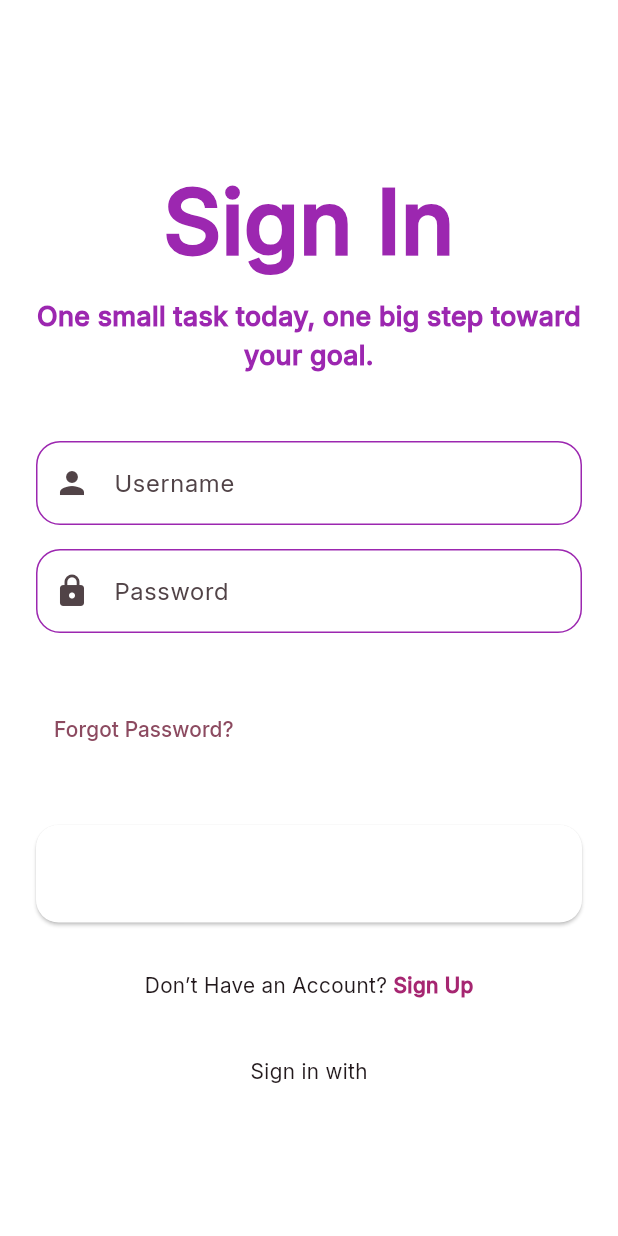
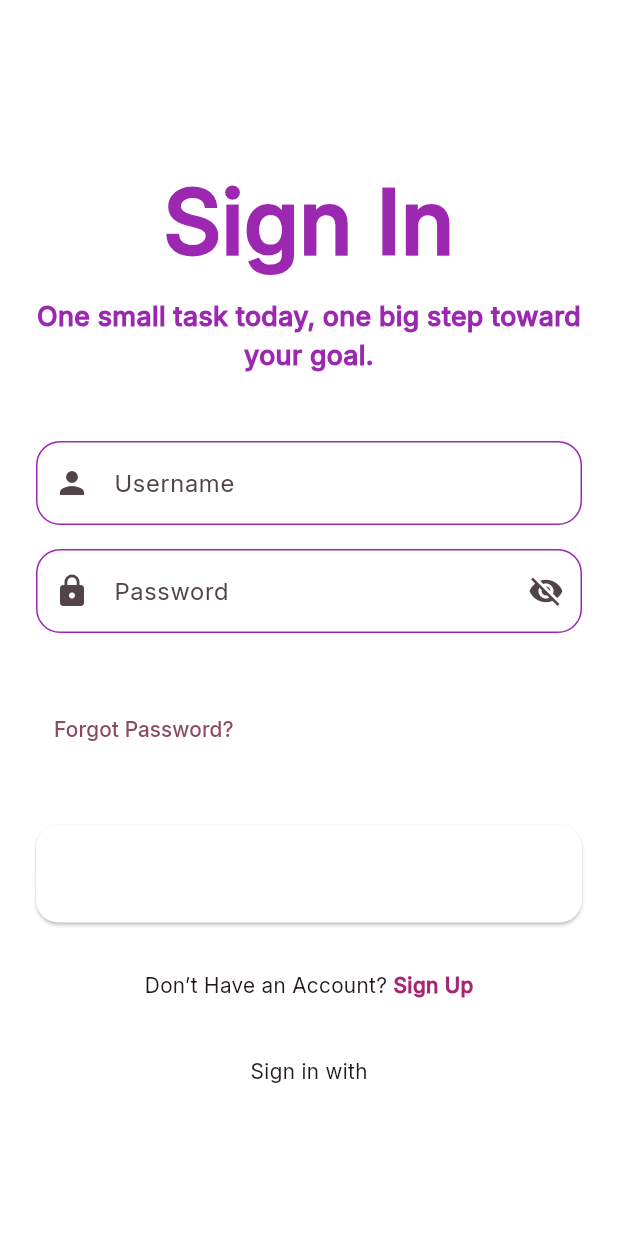
Before and after one commit to mmm-chd/ulangan1_11pplg2, a Flutter app: the screen it shows after launch, on a phone screen of 412 x 824 dp. Run offline on Flutter 3.47's test engine with Material 3 defaults, Android fonts, the phone set to English and light mode, and no system bars; our stand-ins replace get.

Commit message:
fix [SM] component and login controller

```diff
--- a/lib/components/widget/customtextfield_component.dart
+++ b/lib/components/widget/customtextfield_component.dart
@@ -1,46 +1,51 @@
 import 'package:flutter/material.dart';
 
 class CustomTextField extends StatelessWidget {
-  final String hint;
-  final Color color;
+  final String hintText;
+  final Color outlineColor;
   final IconData icon;
   final bool obsecureText;
   final bool showToggle;
+  final TextEditingController? controller;
+  final VoidCallback? onClick;
   // final RxBool? toggleState;
 
   const CustomTextField({
     super.key,
-    required this.hint,
-    required this.color,
+    required this.hintText,
+    required this.outlineColor,
     required this.icon,
     this.obsecureText = false,
     this.showToggle = false,
+    this.controller,
+    this.onClick,
     // this.toggleState,
   });
 
   @override
   Widget build(BuildContext context) {
     return TextField(
+      controller: controller,
       obscureText: obsecureText,
       decoration: InputDecoration(
         prefixIcon: Icon(icon),
-        hintText: hint,
+        hintText: hintText,
 
         enabledBorder: OutlineInputBorder(
           borderRadius: BorderRadius.circular(16),
-          borderSide: BorderSide(color: color),
+          borderSide: BorderSide(color: outlineColor),
         ),
         focusedBorder: OutlineInputBorder(
           borderRadius: BorderRadius.circular(16),
-          borderSide: BorderSide(color: color),
+          borderSide: BorderSide(color: outlineColor),
         ),
 
         suffixIcon: showToggle
             ? IconButton(
                 icon: Icon(
-                  obsecureText ? Icons.visibility : Icons.visibility_off,
+                  obsecureText ? Icons.visibility_off : Icons.visibility,
                 ),
-                onPressed: () {},
+                onPressed: onClick,
               )
             : null,
       ),
--- a/lib/pages/login_page.dart
+++ b/lib/pages/login_page.dart
@@ -41,18 +41,19 @@ class LoginPage extends StatelessWidget {
 
               // Username Field
               CustomTextField(
-                hint: "Username",
-                color: Colors.purple,
+                hintText: "Username",
+                outlineColor: Colors.purple,
                 icon: Icons.person,
               ),
               SpacingComponent(height: 16),
 
               // Password Field
               CustomTextField(
-                hint: "Password",
-                color: Colors.purple,
+                hintText: "Password",
+                outlineColor: Colors.purple,
                 icon: Icons.lock,
                 obsecureText: true,
+                showToggle: true,
               ),
               SpacingComponent(height: 40),
 
```
